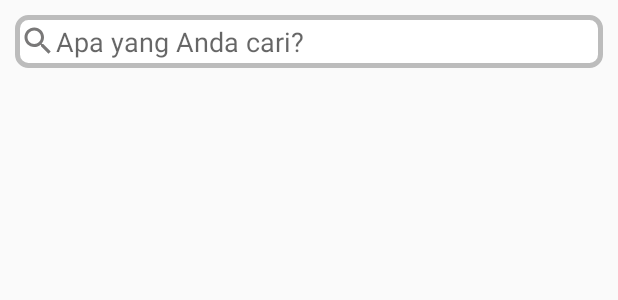
After one commit to feechanz/Muciter, an Android app: the layout fragment_motor.xml on its own in the app's theme, with its tools: preview values and no code run, on a phone screen of 412 x 824 dp. The commit adds this screen. Shown: the top 300 px of the screen. Run offline under Robolectric (Android 15) with nearby library versions, the phone set to English and light mode, and no system bars.

Commit message:
Add Motor Fragment

```diff
--- a/app/build.gradle
+++ b/app/build.gradle
@@ -38,6 +38,7 @@ dependencies {
     implementation 'com.github.bumptech.glide:glide:4.7.1'
     implementation 'com.google.code.gson:gson:2.8.5'
 
+    implementation 'com.android.support:support-v4:28.0.0'
     testImplementation 'junit:junit:4.12'
     androidTestImplementation 'com.android.support.test:runner:1.0.2'
     androidTestImplementation 'com.android.support.test.espresso:espresso-core:3.0.2'
--- a/app/src/main/java/com/bca/muciter/base/BaseActivity.kt
+++ b/app/src/main/java/com/bca/muciter/base/BaseActivity.kt
@@ -1,7 +1,8 @@
 package com.bca.muciter.base
 
+import android.os.Bundle
 import android.support.v7.app.AppCompatActivity
 
 abstract class BaseActivity : AppCompatActivity(){
-    abstract fun setup()
+    abstract fun setup(savedInstanceState: Bundle?)
 }
--- a/app/src/main/java/com/bca/muciter/presenter/bcaofficer/MainContract.kt
+++ b/app/src/main/java/com/bca/muciter/presenter/bcaofficer/motor/MotorContract.kt
@@ -1,10 +1,10 @@
-package com.bca.muciter.presenter.bcaofficer
+package com.bca.muciter.presenter.bcaofficer.motor
 
 import com.bca.muciter.base.BaseView
 import com.bca.muciter.model.Motor
 
-interface MainContract{
-    interface View: BaseView{
+interface MotorContract {
+    interface View: BaseView {
         fun initBaseView()
         fun loadData(data: List<Motor>)
         fun loadFilteredData(data: List<Motor>)
--- a/app/src/main/java/com/bca/muciter/presenter/bcaofficer/MainPresenter.kt
+++ b/app/src/main/java/com/bca/muciter/presenter/bcaofficer/motor/MotorPresenter.kt
@@ -1,9 +1,9 @@
-package com.bca.muciter.presenter.bcaofficer
+package com.bca.muciter.presenter.bcaofficer.motor
 
 import android.text.TextUtils
 import com.bca.muciter.model.Motor
 
-class MainPresenter(private val view: MainContract.View) : MainContract.Presenter {
+class MotorPresenter(private val view: MotorContract.View) : MotorContract.Presenter {
     override fun loadData(brand: String){
         val motors = mutableListOf<Motor>()
 
--- /dev/null
+++ b/app/src/main/res/drawable/nav_item_color_state.xml
@@ -0,0 +1,5 @@
+<?xml version="1.0" encoding="utf-8"?>
+<selector xmlns:android="http://schemas.android.com/apk/res/android">
+    <item android:color="@color/colorAccent" android:state_checked="true" />
+    <item android:color="@color/colorSecondaryText" android:state_checked="false" />
+</selector>
--- /dev/null
+++ b/app/src/main/res/layout/fragment_motor.xml
@@ -0,0 +1,46 @@
+<?xml version="1.0" encoding="utf-8"?>
+<RelativeLayout xmlns:android="http://schemas.android.com/apk/res/android"
+    xmlns:tools="http://schemas.android.com/tools"
+    android:layout_width="match_parent"
+    android:layout_height="match_parent"
+    tools:context=".presenter.bcaofficer.motor.MotorFragment">
+
+    <LinearLayout
+        android:layout_width="match_parent"
+        android:layout_height="match_parent"
+        android:orientation="vertical">
+        <EditText
+            android:id="@+id/searchEditText"
+            android:background="@drawable/bg_rect_white"
+            android:layout_width="match_parent"
+            android:layout_height="wrap_content"
+            android:hint="@string/hint_search"
+            android:inputType="text"
+            android:imeOptions="actionDone"
+            android:drawableStart="@drawable/ic_search"
+            android:paddingStart="3dp"
+            android:paddingEnd="3dp"
+            android:paddingTop="5dp"
+            android:paddingBottom="5dp"
+            android:layout_margin="10dp"/>
+
+        <android.support.v4.widget.SwipeRefreshLayout
+            android:id="@+id/dataSwipeRefreshLayout"
+            android:layout_width="match_parent"
+            android:layout_height="wrap_content">
+            <LinearLayout
+                android:layout_width="match_parent"
+                android:layout_height="wrap_content"
+                android:orientation="vertical">
+                <android.support.v7.widget.RecyclerView
+                    android:id="@+id/dataRecyclerView"
+                    android:layout_width="match_parent"
+                    android:layout_height="wrap_content"
+                    android:clipToPadding="false"
+                    android:scrollbars="vertical">
+
+                </android.support.v7.widget.RecyclerView>
+            </LinearLayout>
+        </android.support.v4.widget.SwipeRefreshLayout>
+    </LinearLayout>
+</RelativeLayout>
--- a/app/src/main/res/values/colors.xml
+++ b/app/src/main/res/values/colors.xml
@@ -4,6 +4,9 @@
     <color name="colorPrimaryDark">#303F9F</color>
     <color name="colorAccent">#e4e4e4</color>
 
+    <color name="colorPrimaryText">#FFFFFF</color>
+    <color name="colorSecondaryText">#BCBCBC</color>
+
     <color name="motor_title">#4c4c4c</color>
     <color name="motor_price">#ff9100</color>
 </resources>
--- a/app/src/main/res/values/strings.xml
+++ b/app/src/main/res/values/strings.xml
@@ -7,4 +7,10 @@
     <string name="image_description">Image</string>
 
     <string name="hint_search">Apa yang Anda cari?</string>
+
+    <string name="menu_home">Home</string>
+    <string name="menu_order">Order</string>
+
+    <!-- TODO: Remove or change this placeholder text -->
+    <string name="hello_blank_fragment">Hello blank fragment</string>
 </resources>
```
Also changed, not shown: app/src/main/java/com/bca/muciter/base/BaseFragment.kt (added, +7 -0 lines), app/src/main/java/com/bca/muciter/presenter/LoginActivity.kt (+5 -3 lines), app/src/main/java/com/bca/muciter/presenter/bcaofficer/MainActivity.kt (+22 -68 lines), app/src/main/java/com/bca/muciter/presenter/bcaofficer/motor/MotorFragment.kt (added, +91 -0 lines), app/src/main/res/drawable/ic_home.xml (added, +9 -0 lines), app/src/main/res/drawable/ic_library.xml (added, +9 -0 lines), app/src/main/res/drawable/shadow.xml (added, +7 -0 lines), app/src/main/res/layout/activity_main.xml (+29 -33 lines), app/src/main/res/menu/bottom_navigation_menu.xml (added, +17 -0 lines).
